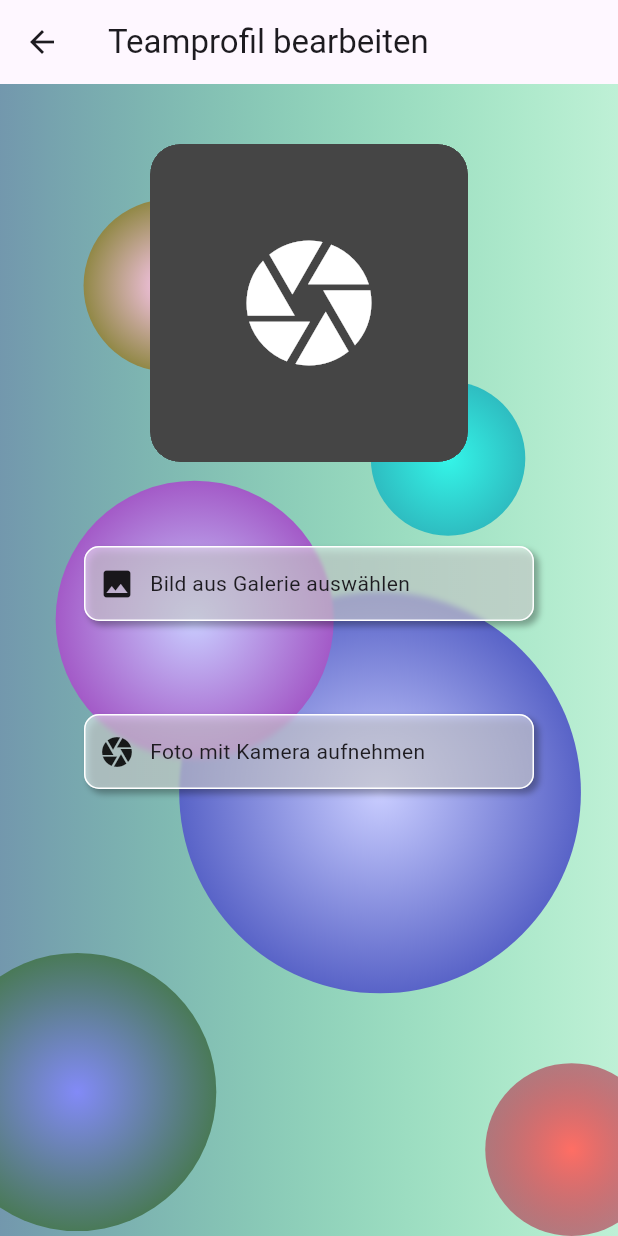
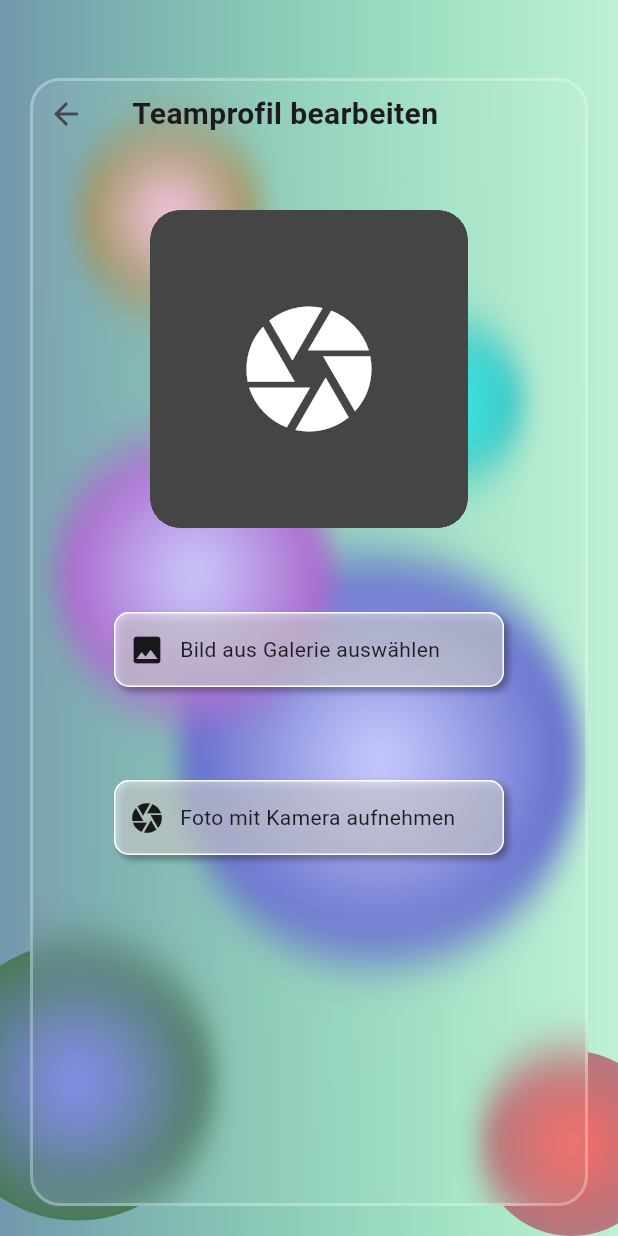
Before and after one commit to mfranky78/FamilyBoard, a Flutter app: the TeamProfile screen opened by its route, on a phone screen of 412 x 824 dp. Run offline on Flutter 3.47's test engine with Material 3 defaults, Android fonts, the phone set to English and light mode, and no system bars; drawn by our look-alikes of glassmorphism; our stand-ins replace animated_splash_screen, cloud_firestore, equatable, firebase_auth, firebase_core, firebase_storage and 6 more; missing offline and left inert: flutter_simple_calculator, onboarding; accounts and stored records are empty.

Commit message:
insert ContainerGlassflex

```diff
--- a/lib/team/team_profile.dart
+++ b/lib/team/team_profile.dart
@@ -1,5 +1,6 @@
 import 'package:famibo/core/backround_screen.dart';
 import 'package:famibo/core/custom_button.dart';
+import 'package:famibo/core/custom_glasscontainer_flex.dart';
 import 'package:famibo/widgets/custom_image_picker.dart';
 import 'package:flutter/material.dart';
 import 'package:image_picker/image_picker.dart';
@@ -43,14 +44,35 @@ class _TeamProfileState extends State<TeamProfile> {
   @override
   Widget build(BuildContext context) {
     return Scaffold(
-      appBar: AppBar(
-        title: const Text('Teamprofil bearbeiten'),
-      ),
       body: Stack(
         children: [
           BackgroundScreen(
-            Column(
+            Padding(
+              padding: const EdgeInsets.fromLTRB(0,32,0,0),
+              child: ContainerGlassFlex(
+                child: Column(
                   children: [
+                    Row(
+                      mainAxisAlignment: MainAxisAlignment.start,
+                      children: [
+                        IconButton(
+                          onPressed: () {
+                            Navigator.pop(context);
+                          },
+                          icon: const Icon(Icons.arrow_back),
+                        ),
+                        const SizedBox(
+                          width: 20,
+                        ),
+                        const Text(
+                          'Teamprofil bearbeiten',
+                          style: TextStyle(
+                            fontSize: 20,
+                            fontWeight: FontWeight.bold,
+                          ),
+                        ),
+                      ],
+                    ),
                     Center(
                       child: Padding(
                         padding: const EdgeInsets.all(40.0),
@@ -86,6 +108,8 @@ class _TeamProfileState extends State<TeamProfile> {
                   ],
                 ),
               ),
+            ),
+          ),
           if (avatarImagePath != null)
             Positioned(
               bottom: 20,
```
Lines whose indentation alone changed are shown as unchanged.
